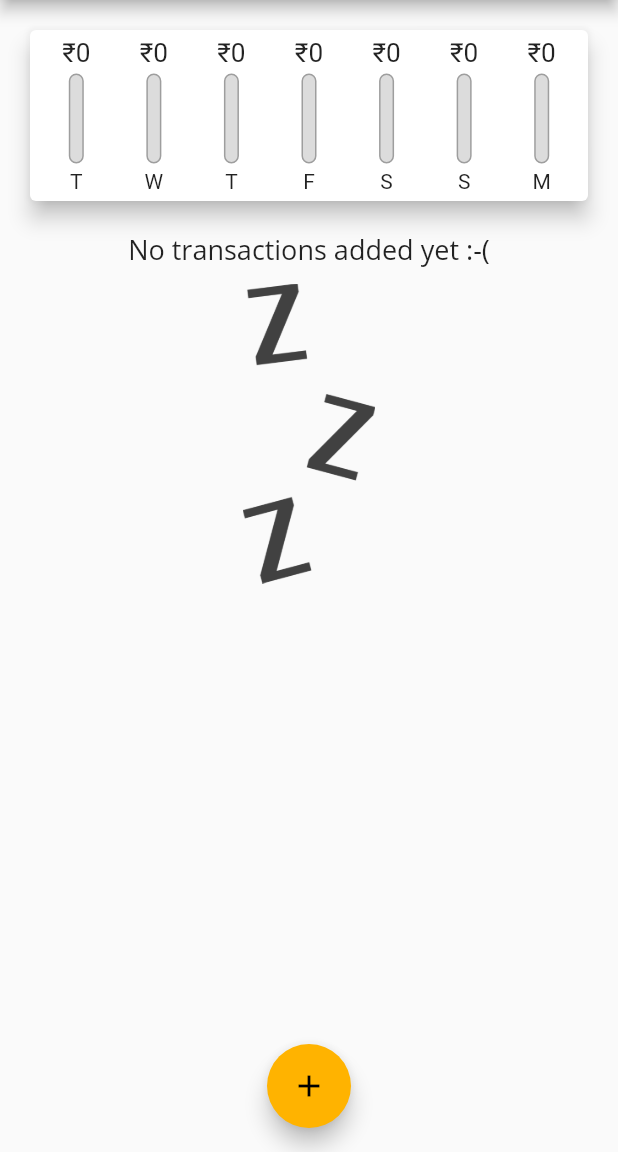
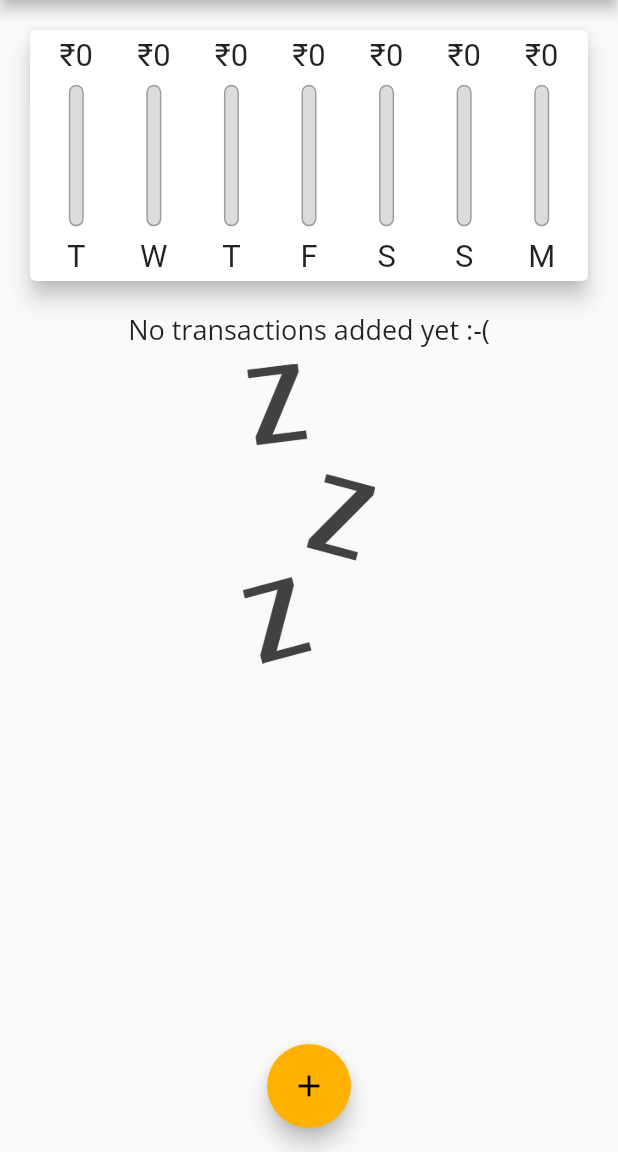
Before and after one commit to Nadha-Jabeen-T/-, a Flutter app: the screen it shows after launch, on a phone screen of 412 x 824 dp, the part 84-1236 px from its top. Run offline on Flutter 3.47's test engine with Material 2 defaults, Android fonts, the phone set to English and light mode, and no system bars.

Commit message:
Initial responsiveness added

```diff
--- a/lib/main.dart
+++ b/lib/main.dart
@@ -111,8 +111,7 @@ class _MyHomePageState extends State<MyHomePage> {
 
   @override
   Widget build(BuildContext context) {
-    return Scaffold(
-      appBar: AppBar(
+    final appBar = AppBar(
       title: Text('Almanac'),
       actions: [
         IconButton(
@@ -120,7 +119,9 @@ class _MyHomePageState extends State<MyHomePage> {
           icon: Icon(Icons.add),
         )
       ],
-      ),
+    );
+    return Scaffold(
+      appBar: appBar,
       body: SingleChildScrollView(
         /*SingleChildScrollView - Only works at the Whole body level */
         child: Center(
@@ -129,10 +130,22 @@ class _MyHomePageState extends State<MyHomePage> {
             //mainAxisAlignment: MainAxisAlignment.spaceAround,
             crossAxisAlignment: CrossAxisAlignment.stretch,
             children: <Widget>[
-              Chart(_recentTransactions),
+              /*THE CHART */
+              Container(
+                  height: (MediaQuery.of(context).size.height -
+                          appBar.preferredSize.height -
+                          MediaQuery.of(context).padding.top) *
+                      0.27,
+                  child: Chart(_recentTransactions)),
               //THE INPUT 'ADD-TRANSACTION' AREA
-              //THE TRANSACTIONS
-              TransactionList(_userTransactions, _deleteTransaction),
+              //THE TRANSACTIONS-LIST
+              Container(
+                  height: (MediaQuery.of(context).size.height -
+                          appBar.preferredSize.height -
+                          MediaQuery.of(context).padding.top) *
+                      0.73,
+                  child:
+                      TransactionList(_userTransactions, _deleteTransaction)),
             ],
           ),
         ),
--- a/lib/widgets/chart_bar.dart
+++ b/lib/widgets/chart_bar.dart
@@ -13,17 +13,19 @@ class ChartBar extends StatelessWidget {
 
   @override
   Widget build(BuildContext context) {
+    return LayoutBuilder(
+      builder: (context, constraints) {
         return Column(
           children: [
             Container(
-          height: 20,
+              height: constraints.maxHeight * 0.15,
               child: FittedBox(
                 child: Text('₹${spendingAmount.toStringAsFixed(0)}'),
               ),
             ),
-        SizedBox(height: 4),
+            SizedBox(height: constraints.maxHeight * 0.05),
             Container(
-          height: 60,
+              height: constraints.maxHeight * 0.6,
               width: 10,
               child: Stack(
                 children: [
@@ -44,9 +46,13 @@ class ChartBar extends StatelessWidget {
                 ],
               ),
             ),
-        SizedBox(height: 4),
-        Text(label),
+            SizedBox(height: constraints.maxHeight * 0.05),
+            Container(
+                height: constraints.maxHeight * 0.15,
+                child: FittedBox(child: Text(label))),
           ],
+        );
+      },
     );
   }
 }
--- a/lib/widgets/transaction_list.dart
+++ b/lib/widgets/transaction_list.dart
@@ -9,9 +9,9 @@ class TransactionList extends StatelessWidget {
 
   @override
   Widget build(BuildContext context) {
-    return Container(
-      height: 450,
-      child: transactions.isEmpty
+    return
+        /*fixed height dosen't allow to scroll in the landscape mode*/
+        transactions.isEmpty
             ? Column(
                 children: [
                   Text(
@@ -111,7 +111,6 @@ class TransactionList extends StatelessWidget {
                 },
                 itemCount: transactions.length,
                 //children: transactions.map((tx) {}).toList(),--No need of mapping
-            ),
               );
   }
 }
```
Lines whose indentation alone changed are shown as unchanged.
